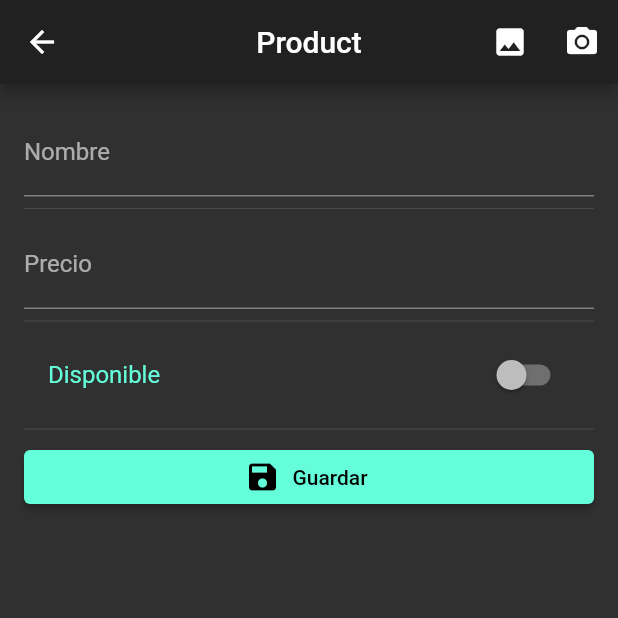
After one commit to IdGalarzaSa/flutter-bloc-pattern, a Flutter app: the screen it shows after launch, after a tap on the "add" icon, on a phone screen of 412 x 824 dp, the top half of it. The commit adds this screen. Run offline on Flutter 3.47's test engine with Material 2 defaults, Android fonts, the phone set to English and light mode, and no system bars; our stand-ins replace rxdart.

Commit message:
Product page design

```diff
--- a/lib/main.dart
+++ b/lib/main.dart
@@ -3,6 +3,7 @@ import 'package:flutter/cupertino.dart';
 import 'package:form_validation_bloc_pattern/src/bloc/provider.dart';
 import 'package:form_validation_bloc_pattern/src/pages/home_page.dart';
 import 'package:form_validation_bloc_pattern/src/pages/login_page.dart';
+import 'package:form_validation_bloc_pattern/src/pages/product_page.dart';
 
 void main() => runApp(MyApp());
 
@@ -12,12 +13,13 @@ class MyApp extends StatelessWidget {
     return ProviderBloc(
       child: MaterialApp(
         title: 'Material App',
-        initialRoute: LoginPage.routeName,
+        initialRoute: HomePage.routeName,
         routes: {
           LoginPage.routeName: (BuildContext context) => LoginPage(),
           HomePage.routeName: (BuildContext context) => HomePage(),
+          ProductPage.routeName: (BuildContext context) => ProductPage(),
         },
-        theme: ThemeData(primaryColor: Colors.deepPurple),
+        theme: ThemeData.dark(),
       ),
     );
   }
--- a/lib/src/pages/home_page.dart
+++ b/lib/src/pages/home_page.dart
@@ -2,25 +2,24 @@ import 'package:flutter/material.dart';
 import 'package:flutter/cupertino.dart';
 import 'package:form_validation_bloc_pattern/src/bloc/login_bloc.dart';
 import 'package:form_validation_bloc_pattern/src/bloc/provider.dart';
+import 'package:form_validation_bloc_pattern/src/pages/product_page.dart';
 
 class HomePage extends StatelessWidget {
   static final routeName = "HomePage";
 
   @override
   Widget build(BuildContext context) {
-    final loginBloc = ProviderBloc.of(context);
+    // final loginBloc = ProviderBloc.of(context);
 
     return Scaffold(
       appBar: AppBar(
         title: Text('Home Page'),
       ),
-      body: Column(
-        mainAxisAlignment: MainAxisAlignment.center,
-        children: [
-          Text("Usuario: ${loginBloc.email}"),
-          Divider(),
-          Text("Password: ${loginBloc.password}")
-        ],
+      floatingActionButton: FloatingActionButton(
+        child: Icon(Icons.add),
+        onPressed: () {
+          Navigator.pushNamed(context, ProductPage.routeName);
+        },
       ),
     );
   }
--- /dev/null
+++ b/lib/src/pages/product_page.dart
@@ -0,0 +1,84 @@
+import 'package:flutter/cupertino.dart';
+import 'package:flutter/material.dart';
+
+class ProductPage extends StatefulWidget {
+  static final routeName = "ProductPage";
+
+  @override
+  _ProductPageState createState() => _ProductPageState();
+}
+
+class _ProductPageState extends State<ProductPage> {
+  @override
+  Widget build(BuildContext context) {
+    return Scaffold(
+      appBar: AppBar(
+        title: Text("Product"),
+        centerTitle: true,
+        actions: [
+          IconButton(icon: Icon(Icons.image), onPressed: () {}),
+          IconButton(icon: Icon(Icons.camera_alt), onPressed: () {}),
+        ],
+      ),
+      body: _body(),
+    );
+  }
+
+  Widget _body() {
+    return SingleChildScrollView(
+      child: Container(
+        padding: EdgeInsets.all(16),
+        child: Column(
+          children: [
+            _nameTextFormField(),
+            Divider(),
+            _priceTextFormField(),
+            Divider(),
+            _switchTile(),
+            Divider(),
+            _saveButton(context),
+          ],
+        ),
+      ),
+    );
+  }
+
+  Widget _nameTextFormField() {
+    return TextFormField(
+      decoration: InputDecoration(labelText: "Nombre"),
+    );
+  }
+
+  Widget _priceTextFormField() {
+    return TextFormField(
+      decoration: InputDecoration(labelText: "Precio"),
+    );
+  }
+
+  Widget _switchTile() {
+    return SwitchListTile(
+      title: Text(
+        "Disponible",
+        style: TextStyle(color: ThemeData.dark().accentColor),
+      ),
+      activeColor: ThemeData.dark().accentColor,
+      value: false,
+      onChanged: (newValue) {},
+    );
+  }
+
+  Widget _saveButton(BuildContext context) {
+    return Container(
+      width: double.infinity,
+      child: ElevatedButton.icon(
+        style: ElevatedButton.styleFrom(
+          primary: Theme.of(context).accentColor, // background
+          onPrimary: Colors.black, // foreground
+        ),
+        icon: Icon(Icons.save),
+        label: Text("Guardar"),
+        onPressed: () {},
+      ),
+    );
+  }
+}
--- /dev/null
+++ b/lib/src/providers/product_provider.dart
@@ -0,0 +1,4 @@
+class ProductProvider {
+  final _baseUrl =
+      "https://flutter-test-projects-3c9bd-default-rtdb.firebaseio.com/";
+}
```
